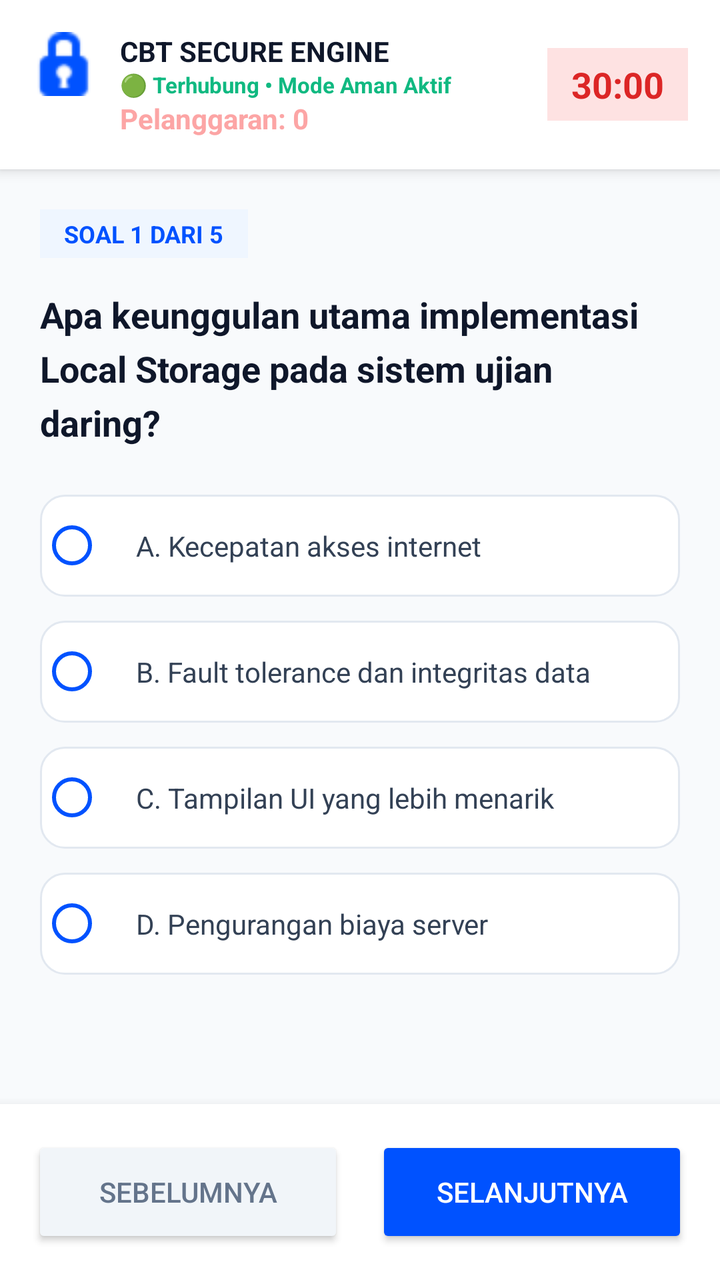
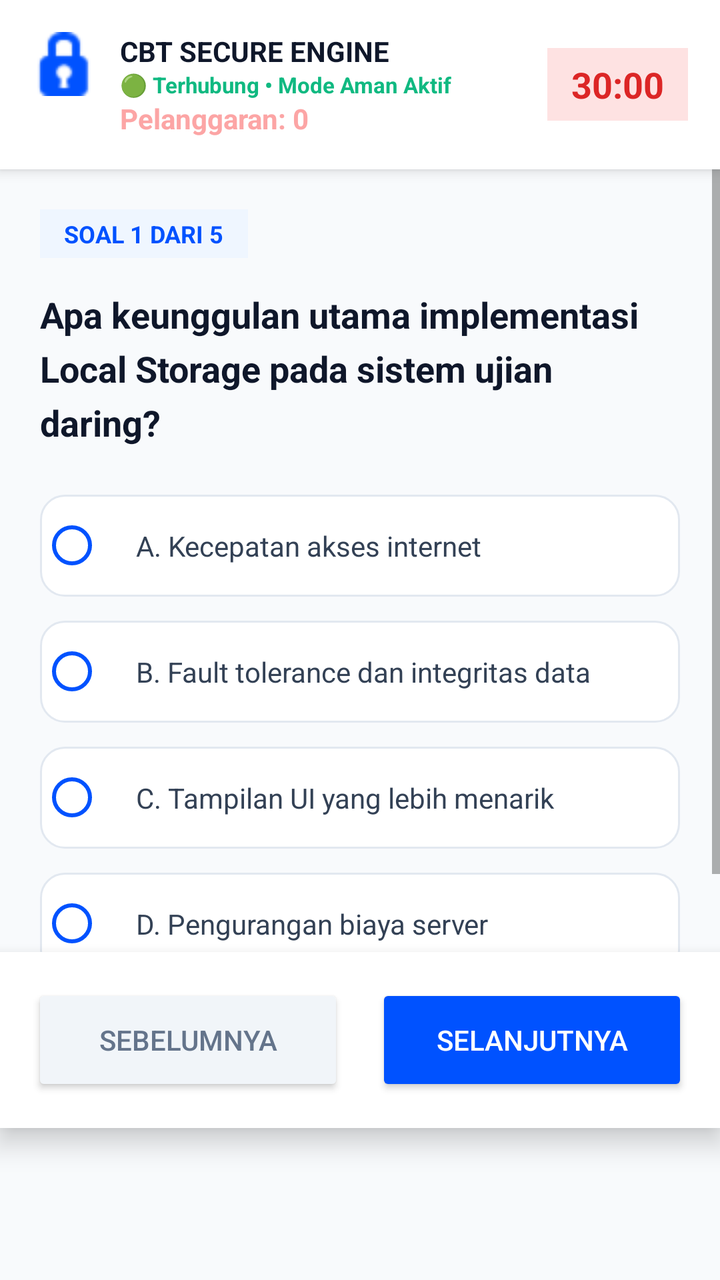

Two renders of the same Android screen: before a commit and after it. Below are the layout's source before the change and the commit's diff.
<!-- AndroidManifest.xml: application theme Theme.Examingrity -->
<!-- res/layout/activity_exam.xml -->
<?xml version="1.0" encoding="utf-8"?>
<androidx.constraintlayout.widget.ConstraintLayout
    xmlns:android="http://schemas.android.com/apk/res/android"
    xmlns:app="http://schemas.android.com/apk/res-auto"
    android:layout_width="match_parent"
    android:layout_height="match_parent"
    android:background="#F8FAFC">

    <LinearLayout
        android:id="@+id/headerLayout"
        android:layout_width="match_parent"
        android:layout_height="wrap_content"
        android:orientation="horizontal"
        android:background="@color/white"
        android:padding="16dp"
        android:elevation="4dp"
        app:layout_constraintTop_toTopOf="parent">

        <ImageView
            android:layout_width="32dp"
            android:layout_height="32dp"
            android:src="@android:drawable/ic_secure"
            app:tint="#0052FF" />

        <LinearLayout
            android:layout_width="0dp"
            android:layout_height="wrap_content"
            android:layout_weight="1"
            android:orientation="vertical"
            android:layout_marginStart="12dp">

            <TextView
                android:layout_width="wrap_content"
                android:layout_height="wrap_content"
                android:text="CBT SECURE ENGINE"
                android:textSize="14sp"
                android:textStyle="bold"
                android:textColor="#0F172A" />

            <TextView
                android:layout_width="wrap_content"
                android:layout_height="wrap_content"
                android:text="🟢 Terhubung • Mode Aman Aktif"
                android:textSize="11sp"
                android:textColor="#10B981"
                android:textStyle="bold"/>
            <TextView

                android:id="@+id/tvViolation"

                android:layout_width="wrap_content"

                android:layout_height="wrap_content"

                android:text="Pelanggaran: 0"

                android:textColor="#FCA5A5"

                android:textStyle="bold"/>

            <TextView
                android:id="@+id/tvPelanggaran"
                android:layout_width="wrap_content"
                android:layout_height="wrap_content"
                android:text="⚠️ Pelanggaran: 0"
                android:textSize="12sp"
                android:textColor="#DC2626"
                android:textStyle="bold"
                android:layout_marginTop="2dp"
                android:visibility="gone"/> </LinearLayout>

        <TextView
            android:id="@+id/tvTimer"
            android:layout_width="wrap_content"
            android:layout_height="wrap_content"
            android:text="30:00"
            android:textSize="18sp"
            android:textStyle="bold"
            android:textColor="#DC2626"
            android:background="#FEE2E2"
            android:paddingHorizontal="12dp"
            android:paddingVertical="6dp"
            android:layout_gravity="center_vertical" />

    </LinearLayout>

    <ScrollView
        android:layout_width="match_parent"
        android:layout_height="0dp"
        app:layout_constraintTop_toBottomOf="@id/headerLayout"
        app:layout_constraintBottom_toTopOf="@id/bottomNavLayout">

        <LinearLayout
            android:layout_width="match_parent"
            android:layout_height="wrap_content"
            android:orientation="vertical"
            android:padding="20dp">

            <TextView
                android:id="@+id/tvNomorSoal"
                android:layout_width="wrap_content"
                android:layout_height="wrap_content"
                android:text="SOAL 1 DARI 5"
                android:textColor="#0052FF"
                android:textSize="12sp"
                android:textStyle="bold"
                android:background="#EFF6FF"
                android:paddingHorizontal="12dp"
                android:paddingVertical="4dp"
                android:layout_marginBottom="16dp" />

            <TextView
                android:id="@+id/tvPertanyaan"
                android:layout_width="match_parent"
                android:layout_height="wrap_content"
                android:text="Apa keunggulan utama implementasi Local Storage pada sistem ujian daring?"
                android:textColor="#0F172A"
                android:textSize="18sp"
                android:textStyle="bold"
                android:lineSpacingExtra="6dp"
                android:layout_marginBottom="24dp" />

            <RadioGroup
                android:id="@+id/rgOpsiJawaban"
                android:layout_width="match_parent"
                android:layout_height="wrap_content"
                android:orientation="vertical">

                <RadioButton
                    android:id="@+id/rbA"
                    android:layout_width="match_parent"
                    android:layout_height="wrap_content"
                    android:text="A. Kecepatan akses internet"
                    android:padding="16dp"
                    android:layout_marginBottom="12dp"
                    android:background="@drawable/bg_input_field"
                    android:buttonTint="#0052FF"
                    android:textColor="#334155" />

                <RadioButton
                    android:id="@+id/rbB"
                    android:layout_width="match_parent"
                    android:layout_height="wrap_content"
                    android:text="B. Fault tolerance dan integritas data"
                    android:padding="16dp"
                    android:layout_marginBottom="12dp"
                    android:background="@drawable/bg_input_field"
                    android:buttonTint="#0052FF"
                    android:textColor="#334155" />

                <RadioButton
                    android:id="@+id/rbC"
                    android:layout_width="match_parent"
                    android:layout_height="wrap_content"
                    android:text="C. Tampilan UI yang lebih menarik"
                    android:padding="16dp"
                    android:layout_marginBottom="12dp"
                    android:background="@drawable/bg_input_field"
                    android:buttonTint="#0052FF"
                    android:textColor="#334155" />

                <RadioButton
                    android:id="@+id/rbD"
                    android:layout_width="match_parent"
                    android:layout_height="wrap_content"
                    android:text="D. Pengurangan biaya server"
                    android:padding="16dp"
                    android:layout_marginBottom="12dp"
                    android:background="@drawable/bg_input_field"
                    android:buttonTint="#0052FF"
                    android:textColor="#334155" />
            </RadioGroup>
        </LinearLayout>
    </ScrollView>

    <LinearLayout
        android:id="@+id/bottomNavLayout"
        android:layout_width="match_parent"
        android:layout_height="wrap_content"
        android:orientation="horizontal"
        android:background="@color/white"
        android:padding="16dp"
        android:elevation="8dp"
        app:layout_constraintBottom_toBottomOf="parent">

        <Button
            android:id="@+id/btnSebelumnya"
            android:layout_width="0dp"
            android:layout_height="56dp"
            android:layout_weight="1"
            android:text="Sebelumnya"
            android:textColor="#64748B"
            android:backgroundTint="#F1F5F9"
            app:cornerRadius="12dp"
            android:layout_marginEnd="8dp" />

        <Button
            android:id="@+id/btnSelanjutnya"
            android:layout_width="0dp"
            android:layout_height="56dp"
            android:layout_weight="1"
            android:text="Selanjutnya"
            android:textColor="@color/white"
            android:backgroundTint="#0052FF"
            app:cornerRadius="12dp"
            android:layout_marginStart="8dp" />
    </LinearLayout>

</androidx.constraintlayout.widget.ConstraintLayout>
<!-- resources referenced by this layout -->
<resources>
  <color name="white">#FFFFFF</color>
  <!-- drawable bg_input_field (drawable) -->
  <?xml version="1.0" encoding="utf-8"?>
  <selector xmlns:android="http://schemas.android.com/apk/res/android">
      <item android:state_focused="true">
          <shape android:shape="rectangle">
              <corners android:radius="12dp" />
              <solid android:color="@color/white" />
              <stroke android:width="2dp" android:color="@color/signature_blue" />
          </shape>
      </item>
      <item>
          <shape android:shape="rectangle">
              <corners android:radius="12dp" />
              <solid android:color="@color/white" />
              <stroke android:width="1dp" android:color="@color/slate_200" />
          </shape>
      </item>
  </selector>
  <style name="Theme.Examingrity" parent="Theme.MaterialComponents.DayNight.NoActionBar">
          <item name="colorPrimary">@color/signature_blue</item>
          <item name="colorPrimaryVariant">@color/signature_blue</item>
          <item name="colorOnPrimary">@color/white</item>
  
          <item name="colorSecondary">@color/signature_blue</item>
          <item name="colorSecondaryVariant">@color/signature_blue_light</item>
          <item name="colorOnSecondary">@color/black</item>
  
          <item name="android:statusBarColor">@color/white</item>
          <item name="android:windowLightStatusBar">true</item>
      </style>
  <color name="signature_blue">#0052FF</color>
  <color name="slate_200">#E2E8F0</color>
  <color name="signature_blue_light">#4D7CFF</color>
  <color name="black">#000000</color>
</resources>

<!-- the commit's change to res/layout/activity_exam.xml (unified diff, before → after) -->
@@ -2,6 +2,7 @@
 <androidx.constraintlayout.widget.ConstraintLayout
     xmlns:android="http://schemas.android.com/apk/res/android"
     xmlns:app="http://schemas.android.com/apk/res-auto"
+    xmlns:tools="http://schemas.android.com/tools"
     android:layout_width="match_parent"
     android:layout_height="match_parent"
     android:background="#F8FAFC">
@@ -44,18 +45,13 @@
                 android:textSize="11sp"
                 android:textColor="#10B981"
                 android:textStyle="bold"/>
-            <TextView
-
+
+            <TextView
                 android:id="@+id/tvViolation"
-
-                android:layout_width="wrap_content"
-
-                android:layout_height="wrap_content"
-
+                android:layout_width="wrap_content"
+                android:layout_height="wrap_content"
                 android:text="Pelanggaran: 0"
-
                 android:textColor="#FCA5A5"
-
                 android:textStyle="bold"/>
 
             <TextView
@@ -177,33 +173,36 @@
         android:id="@+id/bottomNavLayout"
         android:layout_width="match_parent"
         android:layout_height="wrap_content"
+        android:layout_marginBottom="76dp"
+        android:background="@color/white"
+        android:elevation="8dp"
         android:orientation="horizontal"
-        android:background="@color/white"
         android:padding="16dp"
-        android:elevation="8dp"
-        app:layout_constraintBottom_toBottomOf="parent">
+        android:paddingBottom="32dp"
+        app:layout_constraintBottom_toBottomOf="parent"
+        tools:layout_editor_absoluteX="0dp">
 
         <Button
             android:id="@+id/btnSebelumnya"
             android:layout_width="0dp"
             android:layout_height="56dp"
+            android:layout_marginEnd="8dp"
             android:layout_weight="1"
+            android:backgroundTint="#F1F5F9"
             android:text="Sebelumnya"
             android:textColor="#64748B"
-            android:backgroundTint="#F1F5F9"
-            app:cornerRadius="12dp"
-            android:layout_marginEnd="8dp" />
+            app:cornerRadius="12dp" />
 
         <Button
             android:id="@+id/btnSelanjutnya"
             android:layout_width="0dp"
             android:layout_height="56dp"
+            android:layout_marginStart="8dp"
             android:layout_weight="1"
+            android:backgroundTint="#0052FF"
             android:text="Selanjutnya"
             android:textColor="@color/white"
-            android:backgroundTint="#0052FF"
-            app:cornerRadius="12dp"
-            android:layout_marginStart="8dp" />
+            app:cornerRadius="12dp" />
     </LinearLayout>
 
 </androidx.constraintlayout.widget.ConstraintLayout>
